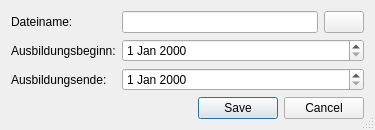
Before: the Qt Designer form src/newDatabaseDialog.ui in Strayer/Berichte-Ork, drawn with Qt 5.
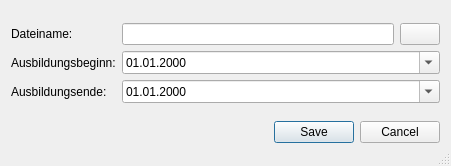
After: the same form once the commit is applied. Icons and pictures are not drawn.

Diff of the .ui file:
```diff
--- a/src/newDatabaseDialog.ui
+++ b/src/newDatabaseDialog.ui
@@ -9,8 +9,8 @@
    <rect>
     <x>0</x>
     <y>0</y>
-    <width>375</width>
-    <height>129</height>
+    <width>451</width>
+    <height>166</height>
    </rect>
   </property>
   <property name="sizePolicy">
@@ -56,12 +56,6 @@
        <property name="focusPolicy">
         <enum>Qt::NoFocus</enum>
        </property>
-       <property name="text">
-        <string/>
-       </property>
-       <property name="readOnly">
-        <bool>true</bool>
-       </property>
       </widget>
      </item>
      <item row="0" column="2">
@@ -86,7 +80,14 @@
       </widget>
      </item>
      <item row="1" column="1" colspan="2">
-      <widget class="QDateEdit" name="dateStart"/>
+      <widget class="QDateEdit" name="dateStart">
+       <property name="displayFormat">
+        <string>dd.MM.yyyy</string>
+       </property>
+       <property name="calendarPopup">
+        <bool>true</bool>
+       </property>
+      </widget>
      </item>
      <item row="2" column="0">
       <widget class="QLabel" name="label_2">
@@ -99,7 +100,14 @@
       </widget>
      </item>
      <item row="2" column="1" colspan="2">
-      <widget class="QDateEdit" name="dateEnd"/>
+      <widget class="QDateEdit" name="dateEnd">
+       <property name="displayFormat">
+        <string>dd.MM.yyyy</string>
+       </property>
+       <property name="calendarPopup">
+        <bool>true</bool>
+       </property>
+      </widget>
      </item>
     </layout>
    </item>
```
Left out of the diff: 8 changed lines with no effect on the pictures.
